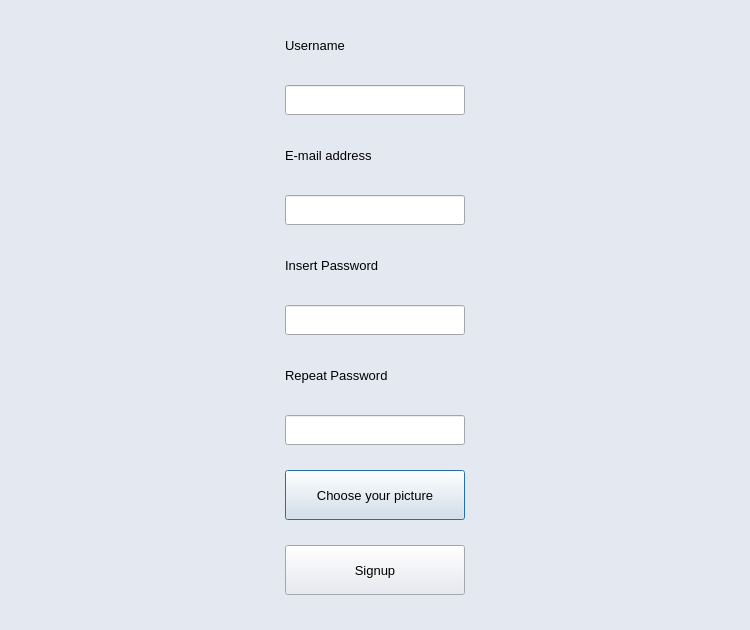
First picture: the form in concurrentTextEditor/dialogsignup.ui, repository scottiexdev/concurrentTextEditor, before the edit.
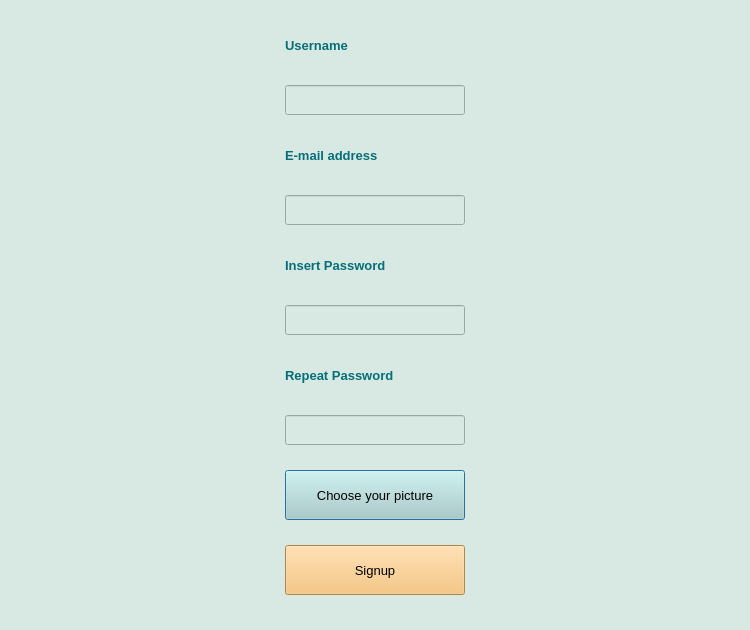
Second picture: the form after the edit.

```diff
--- a/concurrentTextEditor/dialogsignup.ui
+++ b/concurrentTextEditor/dialogsignup.ui
@@ -37,9 +37,9 @@
      <colorrole role="Button">
       <brush brushstyle="SolidPattern">
        <color alpha="255">
-        <red>228</red>
+        <red>216</red>
         <green>232</green>
-        <blue>240</blue>
+        <blue>227</blue>
        </color>
       </brush>
      </colorrole>
@@ -109,18 +109,18 @@
      <colorrole role="Base">
       <brush brushstyle="SolidPattern">
        <color alpha="255">
-        <red>255</red>
-        <green>255</green>
-        <blue>255</blue>
+        <red>216</red>
+        <green>232</green>
+        <blue>227</blue>
        </color>
       </brush>
      </colorrole>
      <colorrole role="Window">
       <brush brushstyle="SolidPattern">
        <color alpha="255">
-        <red>228</red>
+        <red>216</red>
         <green>232</green>
-        <blue>240</blue>
+        <blue>227</blue>
        </color>
       </brush>
      </colorrole>
@@ -183,9 +183,9 @@
      <colorrole role="Button">
       <brush brushstyle="SolidPattern">
        <color alpha="255">
-        <red>228</red>
+        <red>216</red>
         <green>232</green>
-        <blue>240</blue>
+        <blue>227</blue>
        </color>
       </brush>
      </colorrole>
@@ -255,18 +255,18 @@
      <colorrole role="Base">
       <brush brushstyle="SolidPattern">
        <color alpha="255">
-        <red>255</red>
-        <green>255</green>
-        <blue>255</blue>
+        <red>216</red>
+        <green>232</green>
+        <blue>227</blue>
        </color>
       </brush>
      </colorrole>
      <colorrole role="Window">
       <brush brushstyle="SolidPattern">
        <color alpha="255">
-        <red>228</red>
+        <red>216</red>
         <green>232</green>
-        <blue>240</blue>
+        <blue>227</blue>
        </color>
       </brush>
      </colorrole>
@@ -329,9 +329,9 @@
      <colorrole role="Button">
       <brush brushstyle="SolidPattern">
        <color alpha="255">
-        <red>228</red>
+        <red>216</red>
         <green>232</green>
-        <blue>240</blue>
+        <blue>227</blue>
        </color>
       </brush>
      </colorrole>
@@ -401,18 +401,18 @@
      <colorrole role="Base">
       <brush brushstyle="SolidPattern">
        <color alpha="255">
-        <red>228</red>
+        <red>216</red>
         <green>232</green>
-        <blue>240</blue>
+        <blue>227</blue>
        </color>
       </brush>
      </colorrole>
      <colorrole role="Window">
       <brush brushstyle="SolidPattern">
        <color alpha="255">
-        <red>228</red>
+        <red>216</red>
         <green>232</green>
-        <blue>240</blue>
+        <blue>227</blue>
        </color>
       </brush>
      </colorrole>
@@ -467,6 +467,9 @@
   <property name="windowTitle">
    <string>Signup</string>
   </property>
+  <property name="styleSheet">
+   <string notr="true">background-color: rgb(216, 232, 227);</string>
+  </property>
   <layout class="QHBoxLayout" name="horizontalLayout">
    <item>
     <spacer name="horizontalSpacer">
@@ -500,8 +503,13 @@
        <property name="font">
         <font>
          <pointsize>10</pointsize>
+         <weight>75</weight>
+         <bold>true</bold>
         </font>
        </property>
+       <property name="styleSheet">
+        <string notr="true">color: rgb(4, 111, 119);</string>
+       </property>
        <property name="text">
         <string>Username</string>
        </property>
@@ -539,8 +547,13 @@
        <property name="font">
         <font>
          <pointsize>10</pointsize>
+         <weight>75</weight>
+         <bold>true</bold>
         </font>
        </property>
+       <property name="styleSheet">
+        <string notr="true">color: rgb(4, 111, 119);</string>
+       </property>
        <property name="text">
         <string>E-mail address</string>
        </property>
@@ -573,8 +586,13 @@
        <property name="font">
         <font>
          <pointsize>10</pointsize>
+         <weight>75</weight>
+         <bold>true</bold>
         </font>
        </property>
+       <property name="styleSheet">
+        <string notr="true">color: rgb(4, 111, 119);</string>
+       </property>
        <property name="text">
         <string>Insert Password</string>
        </property>
@@ -616,8 +634,13 @@
        <property name="font">
         <font>
          <pointsize>10</pointsize>
+         <weight>75</weight>
+         <bold>true</bold>
         </font>
        </property>
+       <property name="styleSheet">
+        <string notr="true">color: rgb(4, 111, 119);</string>
+       </property>
        <property name="text">
         <string>Repeat Password</string>
        </property>
@@ -664,6 +687,9 @@
          <pointsize>10</pointsize>
         </font>
        </property>
+       <property name="styleSheet">
+        <string notr="true">background-color: rgb(178, 210, 200);</string>
+       </property>
        <property name="text">
         <string>Choose your picture</string>
        </property>
@@ -694,6 +720,9 @@
          <pointsize>10</pointsize>
         </font>
        </property>
+       <property name="styleSheet">
+        <string notr="true">background-color: rgb(246, 186, 101);</string>
+       </property>
        <property name="text">
         <string>Signup</string>
        </property>
```
